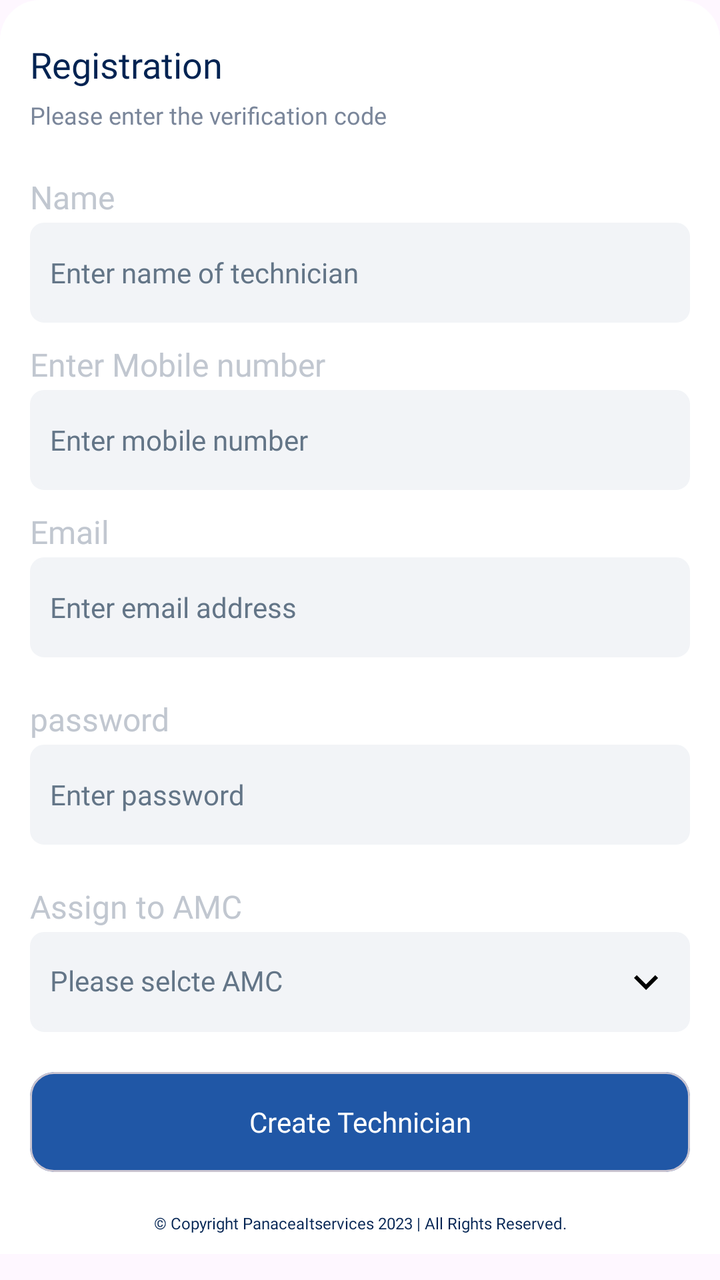
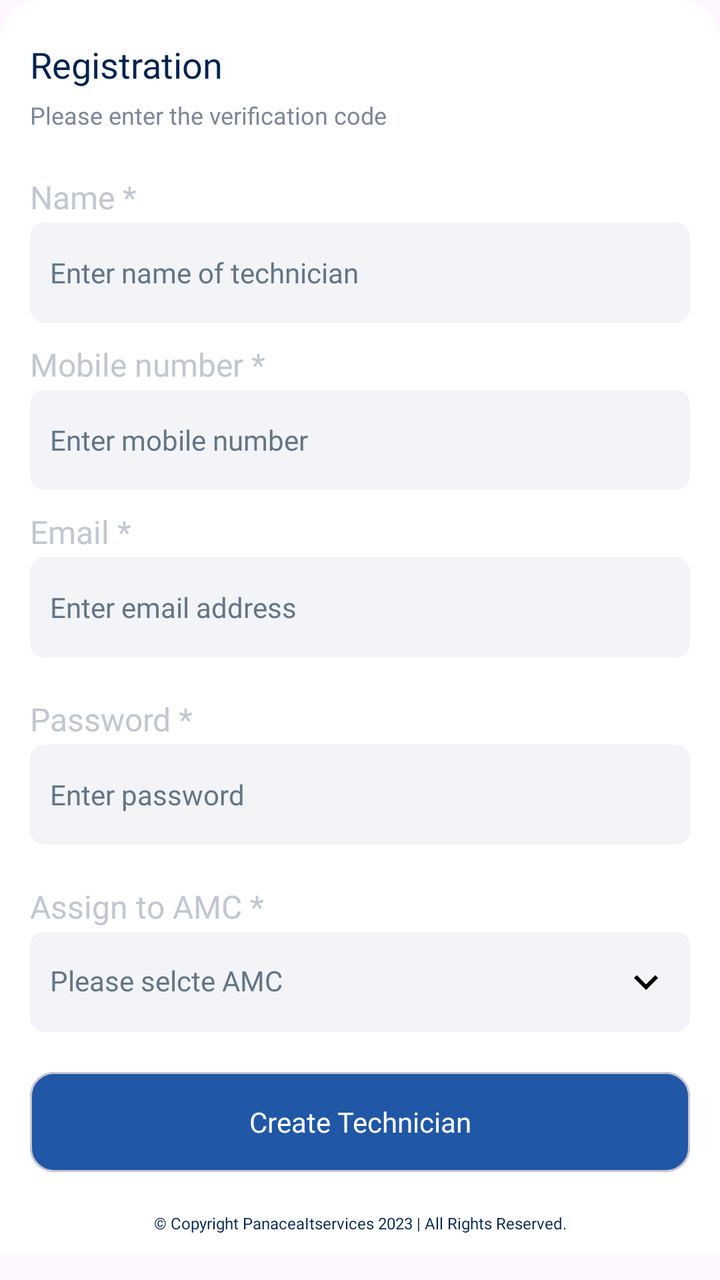

An Android layout rendered at two revisions. The XML below is the earlier revision; the diff shows what the commit changed to produce the second picture.
<!-- AndroidManifest.xml: application theme Theme.Evergreen -->
<!-- res/layout/fragment_create_technision.xml -->
<?xml version="1.0" encoding="utf-8"?>
<androidx.core.widget.NestedScrollView xmlns:android="http://schemas.android.com/apk/res/android"
    xmlns:tools="http://schemas.android.com/tools"
    android:layout_width="match_parent"
    android:layout_height="match_parent"
    xmlns:app="http://schemas.android.com/apk/res-auto"
    tools:context=".fragments.CreateTechnisionFragment">

    <LinearLayout
        android:background="@drawable/top_rounded_corners"
        app:layout_constraintStart_toStartOf="parent"
        app:layout_constraintEnd_toEndOf="parent"
        android:orientation="vertical"
        app:layout_constraintBottom_toBottomOf="parent"
        android:layout_width="match_parent"
        android:layout_height="0dp">
        <LinearLayout
            android:orientation="vertical"
            android:layout_width="match_parent"
            android:layout_marginHorizontal="@dimen/_15sdp"
            android:layout_height="match_parent">

            <TextView
                android:id="@+id/text1"
                android:layout_width="wrap_content"
                android:layout_height="wrap_content"
                android:layout_marginTop="@dimen/_20sdp"
                android:fontFamily="@font/roboto_bold"
                android:text="@string/registration"
                android:textColor="@color/black_blue"
                android:textSize="@dimen/_18ssp"
                app:layout_constraintStart_toStartOf="parent"
                app:layout_constraintTop_toTopOf="parent" />

            <TextView
                android:textSize="@dimen/_12ssp"
                android:textColor="#7A869A"
                android:fontFamily="@font/roboto_regular"
                android:id="@+id/text2"
                android:layout_marginTop="@dimen/_5sdp"
                app:layout_constraintStart_toStartOf="parent"
                android:text="@string/please_enter_the_verification_code"
                app:layout_constraintTop_toBottomOf="@+id/text1"
                android:layout_width="wrap_content"
                android:layout_height="wrap_content"/>

                <LinearLayout
                    android:layout_marginTop="@dimen/_2sdp"
                    android:orientation="vertical"
                    android:layout_width="match_parent"
                    android:layout_height="match_parent">

                    <TextView
                        android:layout_width="wrap_content"
                        android:layout_height="wrap_content"
                        android:layout_marginTop="@dimen/_20sdp"
                        android:fontFamily="@font/roboto_regular"
                        android:text="@string/name"
                        android:textColor="@color/gray1"
                        android:textSize="@dimen/_16ssp"
                        app:layout_constraintStart_toStartOf="parent" />
                    <EditText
                        android:id="@+id/name"
                        android:textColorHint="@color/gray2"
                        android:fontFamily="@font/roboto_medium"
                        android:textSize="@dimen/_14ssp"
                        android:textColor="@color/black_blue"
                        android:layout_marginTop="@dimen/_2sdp"
                        android:paddingHorizontal="@dimen/_10sdp"
                        android:hint="@string/enter_name_of_technician"
                        android:background="@drawable/edit_text_background"
                        app:layout_constraintTop_toBottomOf="@+id/text_email"
                        android:layout_width="match_parent"
                        android:layout_height="@dimen/_50sdp"
                        android:inputType="textEmailAddress"
                        app:layout_constraintEnd_toEndOf="parent"
                        app:layout_constraintStart_toStartOf="parent" />

                    <TextView
                        android:textColor="@color/gray1"
                        android:fontFamily="@font/roboto_regular"
                        android:textSize="@dimen/_16ssp"
                        android:layout_marginTop="@dimen/_10sdp"
                        app:layout_constraintStart_toStartOf="parent"
                        android:text="@string/mobile_number"
                        android:layout_width="wrap_content"
                        android:layout_height="wrap_content"/>
                    <EditText
                        android:id="@+id/mobile"
                        android:textColorHint="@color/gray2"
                        android:fontFamily="@font/roboto_medium"
                        android:textSize="@dimen/_14ssp"
                        android:textColor="@color/black_blue"
                        android:layout_marginTop="@dimen/_2sdp"
                        android:paddingHorizontal="@dimen/_10sdp"
                        android:hint="@string/enter_mobile_number"
                        android:background="@drawable/edit_text_background"
                        app:layout_constraintTop_toBottomOf="@+id/text_email"
                        android:layout_width="match_parent"
                        android:layout_height="@dimen/_50sdp"
                        android:inputType="phone"
                        app:layout_constraintEnd_toEndOf="parent"
                        app:layout_constraintStart_toStartOf="parent" />


                    <TextView
                        android:textColor="@color/gray1"
                        android:fontFamily="@font/roboto_regular"
                        android:textSize="@dimen/_16ssp"
                        android:layout_marginTop="@dimen/_10sdp"
                        app:layout_constraintStart_toStartOf="parent"
                        android:text="@string/email"
                        android:layout_width="wrap_content"
                        android:layout_height="wrap_content"/>
                    <EditText
                        android:id="@+id/email"
                        android:textColorHint="@color/gray2"
                        android:fontFamily="@font/roboto_medium"
                        android:autofillHints="emailAddress"
                        android:textSize="@dimen/_14ssp"
                        android:textColor="@color/black_blue"
                        android:layout_marginTop="@dimen/_2sdp"
                        android:paddingHorizontal="@dimen/_10sdp"
                        android:hint="@string/enter_email_address"
                        android:background="@drawable/edit_text_background"
                        app:layout_constraintTop_toBottomOf="@+id/text_email"
                        android:layout_width="match_parent"
                        android:layout_height="@dimen/_50sdp"
                        android:inputType="textEmailAddress"
                        app:layout_constraintEnd_toEndOf="parent"
                        app:layout_constraintStart_toStartOf="parent" />

                    <TextView
                        android:textColor="@color/gray1"
                        android:fontFamily="@font/roboto_regular"
                        android:textSize="@dimen/_16ssp"
                        android:layout_marginTop="@dimen/_20sdp"
                        app:layout_constraintStart_toStartOf="parent"
                        android:text="@string/password"
                        android:layout_width="wrap_content"
                        android:layout_height="wrap_content"/>
                    <EditText
                        android:id="@+id/password"
                        android:textColorHint="@color/gray2"
                        android:fontFamily="@font/roboto_medium"
                        android:textSize="@dimen/_14ssp"
                        android:textColor="@color/black_blue"
                        android:layout_marginTop="@dimen/_2sdp"
                        android:paddingHorizontal="@dimen/_10sdp"
                        android:hint="@string/enter_password"
                        android:background="@drawable/edit_text_background"
                        app:layout_constraintTop_toBottomOf="@+id/text_email"
                        android:layout_width="match_parent"
                        android:layout_height="@dimen/_50sdp"
                        android:inputType="text"
                        app:layout_constraintEnd_toEndOf="parent"
                        app:layout_constraintStart_toStartOf="parent" />

                    <TextView
                        android:textColor="@color/gray1"
                        android:fontFamily="@font/roboto_regular"
                        android:textSize="@dimen/_16ssp"
                        android:layout_marginTop="@dimen/_20sdp"
                        app:layout_constraintStart_toStartOf="parent"
                        android:text="@string/assign_to_amc"
                        android:layout_width="wrap_content"
                        android:layout_height="wrap_content"/>
                    <TextView
                        android:includeFontPadding="false"
                        android:gravity="center_vertical"
                        android:id="@+id/choose_amc"
                        android:textColorHint="@color/gray2"
                        android:fontFamily="@font/roboto_medium"
                        android:drawablePadding="@dimen/_5sdp"
                        android:textSize="@dimen/_14ssp"
                        android:textColor="@color/black_blue"
                        android:layout_marginTop="@dimen/_2sdp"
                        android:paddingHorizontal="@dimen/_10sdp"
                        android:hint="@string/please_selcte_amc"
                        android:background="@drawable/edit_text_background"
                        app:drawableEndCompat="@drawable/arrow_down"
                        app:layout_constraintTop_toBottomOf="@+id/text_email"
                        android:layout_width="match_parent"
                        android:layout_height="@dimen/_50sdp"
                        android:inputType="text"
                        app:layout_constraintEnd_toEndOf="parent"
                        app:layout_constraintStart_toStartOf="parent" />





                    <com.google.android.material.card.MaterialCardView
                        app:cardBackgroundColor="@color/btn_back"
                        android:text="@string/sign_in"
                        android:id="@+id/verify_btn"
                        android:layout_marginTop="@dimen/_20sdp"
                        android:textSize="@dimen/_14ssp"
                        android:layout_width="match_parent"
                        android:layout_height="@dimen/_50sdp">
                        <TextView
                            android:fontFamily="@font/roboto_medium"
                            android:gravity="center"
                            android:textSize="@dimen/_14ssp"
                            android:layout_gravity="center"
                            android:textColor="@color/white"
                            android:text="@string/create_technician"
                            android:layout_width="match_parent"
                            android:layout_height="wrap_content"/>
                    </com.google.android.material.card.MaterialCardView>


                    <TextView
                        android:layout_marginTop="@dimen/_20sdp"
                        android:textColor="@color/black_blue"
                        android:textSize="@dimen/_8ssp"
                        android:fontFamily="@font/roboto_regular"
                        android:textAlignment="center"
                        app:layout_constraintBottom_toBottomOf="parent"
                        android:text="@string/copyright_panaceaitservices_2023_all_rights_reserved"
                        android:layout_width="match_parent"
                        android:layout_height="wrap_content"/>

                    <Space
                        android:layout_width="match_parent"
                        android:layout_height="@dimen/_10sdp"/>

                </LinearLayout>








        </LinearLayout>

    </LinearLayout>

</androidx.core.widget.NestedScrollView>
<!-- resources referenced by this layout -->
<resources>
  <color name="black_blue">#022352</color>
  <color name="btn_back">#2057A6</color>
  <color name="gray1">#C1C7D0</color>
  <color name="gray2">#637587</color>
  <color name="white">#FFFFFFFF</color>
  <dimen name="_10sdp">10.00dp</dimen>
  <dimen name="_12ssp">12.00sp</dimen>
  <dimen name="_14ssp">14.00sp</dimen>
  <dimen name="_15sdp">15.00dp</dimen>
  <dimen name="_16ssp">16.00sp</dimen>
  <dimen name="_18ssp">18.00sp</dimen>
  <dimen name="_20sdp">20.00dp</dimen>
  <dimen name="_2sdp">2.00dp</dimen>
  <dimen name="_50sdp">50.00dp</dimen>
  <dimen name="_5sdp">5.00dp</dimen>
  <dimen name="_8ssp">8.00sp</dimen>
  <!-- drawable arrow_down (drawable) -->
  <vector android:height="24dp" android:tint="#000000"
      android:viewportHeight="24" android:viewportWidth="24"
      android:width="24dp" xmlns:android="http://schemas.android.com/apk/res/android">
      <path android:fillColor="@android:color/white" android:pathData="M7.41,8.59L12,13.17l4.59,-4.58L18,10l-6,6 -6,-6 1.41,-1.41z"/>
  </vector>
  <!-- drawable edit_text_background (drawable) -->
  <?xml version="1.0" encoding="utf-8"?>
  <shape xmlns:android="http://schemas.android.com/apk/res/android"
      android:shape="rectangle">
  
      <solid android:color="#F2F4F7"/>
      <corners android:radius="@dimen/_6sdp"/>
      <stroke android:color="#F2F4F7"
          android:width="@dimen/_2sdp"/>
  
  </shape>
  <!-- drawable top_rounded_corners (drawable) -->
  <shape xmlns:android="http://schemas.android.com/apk/res/android">
      <solid android:color="@android:color/darker_gray" />
      <corners android:topLeftRadius="@dimen/_20sdp"
          android:topRightRadius="@dimen/_20sdp" />
      <solid android:color="@color/white"/>
  </shape>
  <string name="assign_to_amc">Assign to AMC</string>
  <string name="copyright_panaceaitservices_2023_all_rights_reserved">© Copyright PanaceaItservices 2023 | All Rights Reserved.</string>
  <string name="create_technician">Create Technician</string>
  <string name="email">Email</string>
  <string name="enter_email_address">Enter email address</string>
  <string name="enter_mobile_number">Enter mobile number</string>
  <string name="enter_name_of_technician">Enter name of technician</string>
  <string name="enter_password">Enter password</string>
  <string name="mobile_number">Enter Mobile number</string>
  <string name="name">Name</string>
  <string name="password">password</string>
  <string name="please_enter_the_verification_code">Please enter the verification code</string>
  <string name="please_selcte_amc">Please selcte AMC</string>
  <string name="registration">Registration</string>
  <string name="sign_in">Sign in</string>
  <style name="Theme.Evergreen" parent="Base.Theme.Evergreen" />
  <dimen name="_6sdp">6.00dp</dimen>
  <style name="Base.Theme.Evergreen" parent="Theme.Material3.Light.NoActionBar">
  
  
  
  
  
  
  
          <item name="android:statusBarColor">@color/black_blue</item>
  
  
      </style>
</resources>

<!-- the commit's change to res/layout/fragment_create_technision.xml (unified diff, before → after) -->
@@ -55,7 +55,7 @@
                         android:layout_height="wrap_content"
                         android:layout_marginTop="@dimen/_20sdp"
                         android:fontFamily="@font/roboto_regular"
-                        android:text="@string/name"
+                        android:text="Name *"
                         android:textColor="@color/gray1"
                         android:textSize="@dimen/_16ssp"
                         app:layout_constraintStart_toStartOf="parent" />
@@ -82,7 +82,7 @@
                         android:textSize="@dimen/_16ssp"
                         android:layout_marginTop="@dimen/_10sdp"
                         app:layout_constraintStart_toStartOf="parent"
-                        android:text="@string/mobile_number"
+                        android:text="Mobile number *"
                         android:layout_width="wrap_content"
                         android:layout_height="wrap_content"/>
                     <EditText
@@ -109,7 +109,7 @@
                         android:textSize="@dimen/_16ssp"
                         android:layout_marginTop="@dimen/_10sdp"
                         app:layout_constraintStart_toStartOf="parent"
-                        android:text="@string/email"
+                        android:text="Email *"
                         android:layout_width="wrap_content"
                         android:layout_height="wrap_content"/>
                     <EditText
@@ -136,7 +136,7 @@
                         android:textSize="@dimen/_16ssp"
                         android:layout_marginTop="@dimen/_20sdp"
                         app:layout_constraintStart_toStartOf="parent"
-                        android:text="@string/password"
+                        android:text="Password *"
                         android:layout_width="wrap_content"
                         android:layout_height="wrap_content"/>
                     <EditText
@@ -162,7 +162,7 @@
                         android:textSize="@dimen/_16ssp"
                         android:layout_marginTop="@dimen/_20sdp"
                         app:layout_constraintStart_toStartOf="parent"
-                        android:text="@string/assign_to_amc"
+                        android:text="Assign to AMC *"
                         android:layout_width="wrap_content"
                         android:layout_height="wrap_content"/>
                     <TextView
<!-- resource entries referenced after the edit -->
@@ -40,17 +40,12 @@
           android:topRightRadius="@dimen/_20sdp" />
       <solid android:color="@color/white"/>
   </shape>
-  <string name="assign_to_amc">Assign to AMC</string>
   <string name="copyright_panaceaitservices_2023_all_rights_reserved">© Copyright PanaceaItservices 2023 | All Rights Reserved.</string>
   <string name="create_technician">Create Technician</string>
-  <string name="email">Email</string>
   <string name="enter_email_address">Enter email address</string>
   <string name="enter_mobile_number">Enter mobile number</string>
   <string name="enter_name_of_technician">Enter name of technician</string>
   <string name="enter_password">Enter password</string>
-  <string name="mobile_number">Enter Mobile number</string>
-  <string name="name">Name</string>
-  <string name="password">password</string>
   <string name="please_enter_the_verification_code">Please enter the verification code</string>
   <string name="please_selcte_amc">Please selcte AMC</string>
   <string name="registration">Registration</string>
